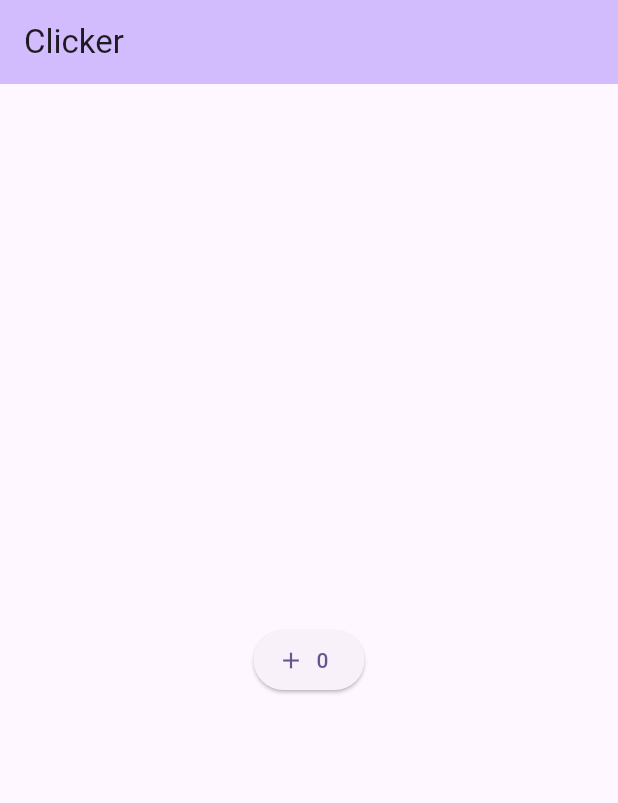
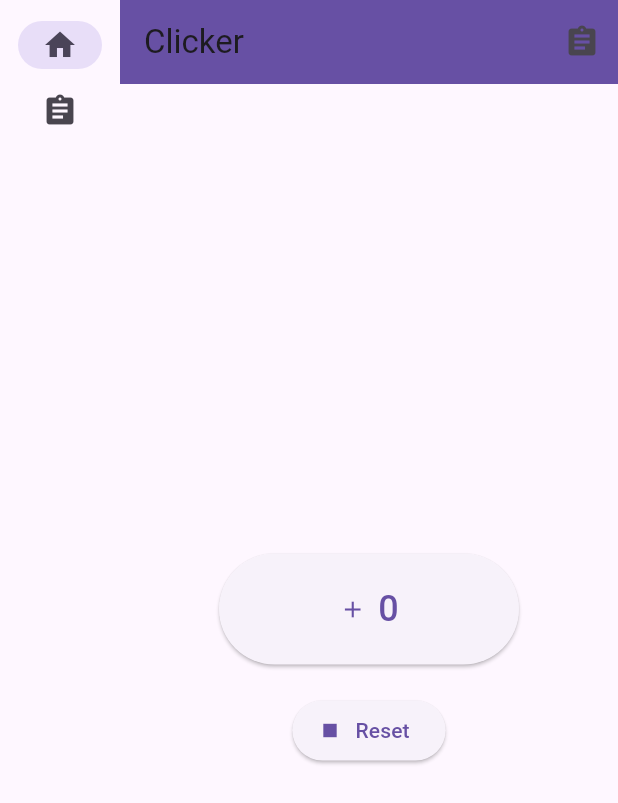
Before and after one commit to zmacconnell/clicker, a Flutter app: the screen it shows after launch, on a phone screen of 412 x 824 dp. Shown: the top 803 px of the screen. Run offline on Flutter 3.47's test engine with Material 3 defaults, Android fonts, the light colour scheme and no system bars.

Commit message:
Updated app with logging function

```diff
--- a/lib/main.dart
+++ b/lib/main.dart
@@ -1,28 +1,57 @@
+import 'package:flutter/foundation.dart';
 import 'package:flutter/material.dart';
+import 'package:provider/provider.dart';
 
 void main() {
   runApp(const MyApp());
 }
 
 class MyApp extends StatelessWidget {
-  const MyApp({super.key});
+  const MyApp({Key? key});
 
-  // This widget is the root of your application.
   @override
   Widget build(BuildContext context) {
-    return MaterialApp(
-      title: 'Clicker',
-      theme: ThemeData(
-        colorScheme: ColorScheme.fromSeed(seedColor: Colors.deepPurple),
-        useMaterial3: true,
+    return ChangeNotifierProvider(
+      create: (context) => MyAppState(),
+      child: MaterialApp(
+        title: "Clicker App",
+        theme: ThemeData(
+          primarySwatch: Colors.deepPurple,
+        ),
+        home: const MyHomePage(title: "Clicker App Home"),
       ),
-      home: const MyHomePage(title: 'Clicker'),
     );
   }
 }
 
+class MyAppState extends ChangeNotifier {
+  var current = 1;
+  var logs = <LogEntry>[];
+
+  void getNext() {
+    current = 1;
+    notifyListeners();
+  }
+
+  void toggleFavorite() {
+    notifyListeners();
+  }
+
+  void addToLogs(int counterValue) {
+    logs.add(LogEntry(counterValue: counterValue, timestamp: DateTime.now()));
+    notifyListeners();
+  }
+}
+
+class LogEntry {
+  final int counterValue;
+  final DateTime timestamp;
+
+  LogEntry({required this.counterValue, required this.timestamp});
+}
+
 class MyHomePage extends StatefulWidget {
-  const MyHomePage({super.key, required this.title});
+  const MyHomePage({Key? key, required this.title}) : super(key: key);
 
   final String title;
 
@@ -31,6 +60,69 @@ class MyHomePage extends StatefulWidget {
 }
 
 class _MyHomePageState extends State<MyHomePage> {
+  var selectedIndex = 0;
+
+  @override
+  Widget build(BuildContext context) {
+    Widget page;
+    switch (selectedIndex) {
+      case 0:
+        page = ClickerPage();
+        break;
+      case 1:
+        page = LogPage();
+        break;
+      default:
+        throw UnimplementedError("no widget for $selectedIndex");
+    }
+    return LayoutBuilder(
+      builder: (context, constraints) {
+        return Scaffold(
+          body: Row(
+            children: [
+              SafeArea(
+                child: NavigationRail(
+                  extended: constraints.maxWidth >= 600,
+                  destinations: const [
+                    NavigationRailDestination(
+                      icon: Icon(Icons.home),
+                      label: Text("Home"),
+                    ),
+                    NavigationRailDestination(
+                      icon: Icon(Icons.assignment),
+                      label: Text("Log"),
+                    ),
+                  ],
+                  selectedIndex: selectedIndex,
+                  onDestinationSelected: (value) {
+                    setState(() {
+                      selectedIndex = value;
+                    });
+                  },
+                ),
+              ),
+              Expanded(
+                child: Container(
+                  color: Theme.of(context).primaryColor,
+                  child: page,
+                ),
+              ),
+            ],
+          ),
+        );
+      },
+    );
+  }
+}
+
+class ClickerPage extends StatefulWidget {
+  const ClickerPage({Key? key}) : super(key: key);
+
+  @override
+  State<ClickerPage> createState() => _ClickerPageState();
+}
+
+class _ClickerPageState extends State<ClickerPage> {
   int _counter = 0;
 
   void _incrementCounter() {
@@ -39,27 +131,90 @@ class _MyHomePageState extends State<MyHomePage> {
     });
   }
 
+  void _resetCounter() {
+    setState(() {
+      _counter = 0;
+    });
+  }
+
+  void _addToLogs(MyAppState appState) {
+  appState.addToLogs(_counter);
+  setState(() {
+    _counter = 0;
+  });
+  ScaffoldMessenger.of(context).showSnackBar(
+    const SnackBar(content: Text("Added to logs")),
+  );
+}
+
   @override
   Widget build(BuildContext context) {
     return Scaffold(
       appBar: AppBar(
-        backgroundColor: Theme.of(context).colorScheme.inversePrimary,
-        title: Text(widget.title),
+        backgroundColor: Theme.of(context).primaryColor,
+        title: const Text("Clicker"),
+        actions: [
+          IconButton(
+            onPressed: () => _addToLogs(context.read<MyAppState>()),
+            icon: const Icon(Icons.assignment),
+            tooltip: "Add to logs",
+          ),
+        ],
       ),
       body: Center(
         child: Column(
           mainAxisAlignment: MainAxisAlignment.center,
           children: [
             ElevatedButton.icon(
-              onPressed: () {
-                _incrementCounter();
-              },
-              icon: Icon(Icons.add),
-              label: Text("$_counter")
+              onPressed: _incrementCounter,
+              icon: const Icon(Icons.add),
+              label: Text(
+                "$_counter",
+                style: const TextStyle(fontSize: 24),
+              ),
+              style: ElevatedButton.styleFrom(
+                padding: const EdgeInsets.all(20),
+                minimumSize: const Size(200, 50),
+              ),
+            ),
+            SizedBox(height: 20),
+            ElevatedButton.icon(
+              onPressed: _resetCounter,
+              icon: const Icon(Icons.stop),
+              label: const Text("Reset"),
             )
-          ]
+          ],
         ),
       ),
     );
   }
 }
+
+class LogPage extends StatelessWidget {
+  const LogPage({Key? key}) : super(key: key);
+
+  @override
+  Widget build(BuildContext context) {
+    var appState = context.watch<MyAppState>();
+    var logs = appState.logs;
+
+    return Scaffold(
+      appBar: AppBar(
+        backgroundColor: Theme.of(context).primaryColor,
+        title: const Text("Log"),
+      ),
+      body: logs.isEmpty
+          ? const Center(child: Text("No Logs Yet"))
+          : ListView.builder(
+              itemCount: logs.length,
+              itemBuilder: (context, index) {
+                var logEntry = logs[index];
+                return ListTile(
+                  title: Text("Clicker Value: ${logEntry.counterValue}"),
+                  subtitle: Text("Timestamp: ${logEntry.timestamp}"),
+                );
+              },
+            ),
+    );
+  }
+}
--- a/pubspec.yaml
+++ b/pubspec.yaml
@@ -30,6 +30,7 @@ environment:
 dependencies:
   flutter:
     sdk: flutter
+  provider: ^6.1.1
 
 
   # The following adds the Cupertino Icons font to your application.
```
